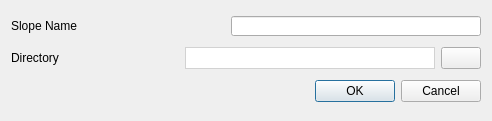
pseuds/MoistureSensor, file createSlope_dialog.ui: the form before one commit.
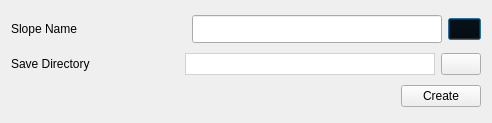
The form after the commit. Icons and pictures are not drawn.

Diff of the .ui file:
```diff
--- a/createSlope_dialog.ui
+++ b/createSlope_dialog.ui
@@ -7,7 +7,7 @@
     <x>0</x>
     <y>0</y>
     <width>492</width>
-    <height>121</height>
+    <height>123</height>
    </rect>
   </property>
   <property name="windowTitle">
@@ -52,7 +52,7 @@
        <property name="minimumSize">
         <size>
          <width>250</width>
-         <height>0</height>
+         <height>28</height>
         </size>
        </property>
        <property name="maximumSize">
@@ -71,6 +71,22 @@
        </property>
       </widget>
      </item>
+     <item>
+      <widget class="QPushButton" name="pushButton">
+       <property name="maximumSize">
+        <size>
+         <width>33</width>
+         <height>16777215</height>
+        </size>
+       </property>
+       <property name="styleSheet">
+        <string notr="true">background:rgba(0,0,0,0);</string>
+       </property>
+       <property name="text">
+        <string/>
+       </property>
+      </widget>
+     </item>
     </layout>
    </item>
    <item>
@@ -83,7 +99,7 @@
         </font>
        </property>
        <property name="text">
-        <string>Directory</string>
+        <string>Save Directory</string>
        </property>
       </widget>
      </item>
@@ -138,14 +154,33 @@
     </layout>
    </item>
    <item>
-    <widget class="QDialogButtonBox" name="buttonBox">
-     <property name="orientation">
-      <enum>Qt::Horizontal</enum>
-     </property>
-     <property name="standardButtons">
-      <set>QDialogButtonBox::Cancel|QDialogButtonBox::Ok</set>
-     </property>
-    </widget>
+    <layout class="QHBoxLayout" name="horizontalLayout_3">
+     <item>
+      <spacer name="horizontalSpacer_3">
+       <property name="orientation">
+        <enum>Qt::Horizontal</enum>
+       </property>
+       <property name="sizeHint" stdset="0">
+        <size>
+         <width>40</width>
+         <height>20</height>
+        </size>
+       </property>
+      </spacer>
+     </item>
+     <item>
+      <widget class="QPushButton" name="create_Button">
+       <property name="font">
+        <font>
+         <pointsize>9</pointsize>
+        </font>
+       </property>
+       <property name="text">
+        <string>Create</string>
+       </property>
+      </widget>
+     </item>
+    </layout>
    </item>
   </layout>
  </widget>
```
Left out of the diff: 42 changed lines with no effect on the pictures.
